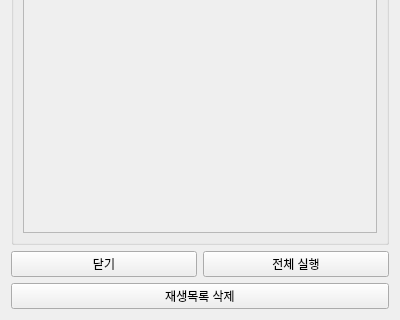
Qt form playlist.ui (fbqweasd/YouTube-Music-Player) before a commit; both pictures show x 0 to 400 and y 180 to 500 of the 400 by 500 pixel window.
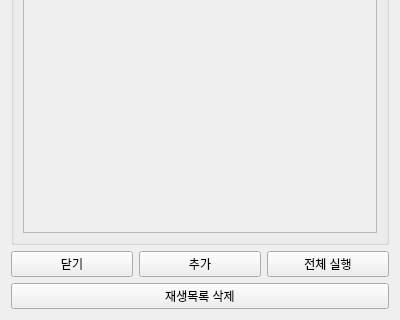
The same form after that commit.

Commit message: playlist ui 수정

Patch:
```diff
--- a/playlist.ui
+++ b/playlist.ui
@@ -50,7 +50,14 @@
       </widget>
      </item>
      <item>
-      <widget class="QPushButton" name="pushButton">
+      <widget class="QPushButton" name="Play_Add_Button">
+       <property name="text">
+        <string>추가</string>
+       </property>
+      </widget>
+     </item>
+     <item>
+      <widget class="QPushButton" name="Play_Button">
        <property name="text">
         <string>전체 실행</string>
        </property>
```
Left out of the diff: 6 changed lines with no effect on the pictures.
